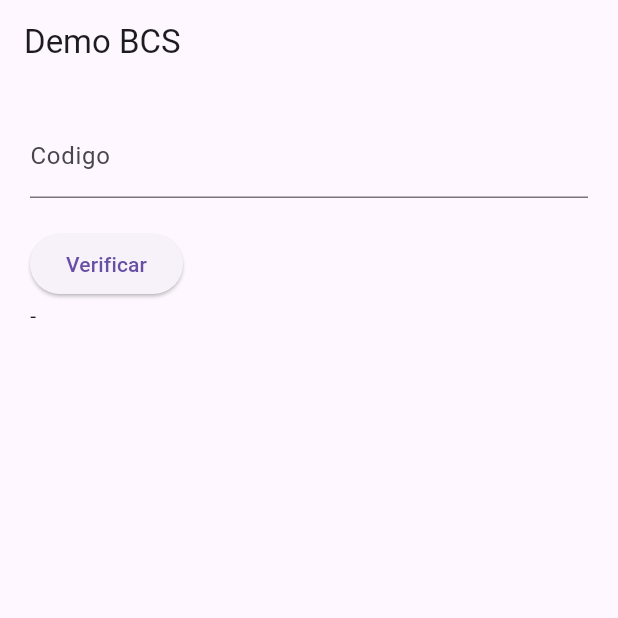
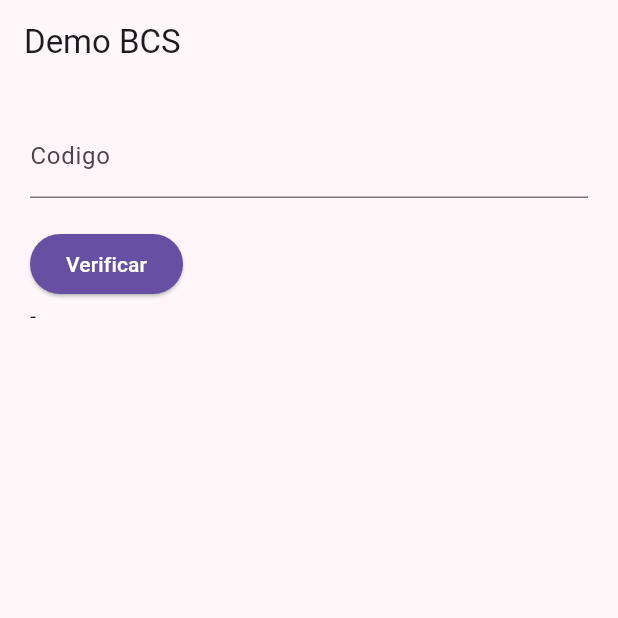
Before and after one commit to errobanet/bcs_flutter, a Flutter app: the screen it shows after launch, after a tap on "Verificar", on a phone screen of 412 x 824 dp, the top half of it. Run offline on Flutter 3.47's test engine with Material 3 defaults, Android fonts, the phone set to English and light mode, and no system bars; our stand-ins replace permission_handler.

Commit message:
Agregada funcion de Reintento manual. Soporte para colores.

```diff
--- a/lib/bcs_face_verify.dart
+++ b/lib/bcs_face_verify.dart
@@ -11,6 +11,15 @@ class BcsFaceVerify {
   Future<void> setUrlService(String url) async {
     await methodChannel.invokeMethod<String>('setUrlService', <String, dynamic>{'url': url});
   }
+
+  Future<void> setColors(Color primary, Color onPrimary) async {
+    await methodChannel.invokeMethod<String>('setColors', <String, dynamic>{'primary': colorToHex(primary), 'onPrimary':  colorToHex(onPrimary)});
+  }
+
+  String colorToHex(Color color) {
+    String hexColor = color.value.toRadixString(16).padLeft(8, '0');
+    return '#${hexColor.substring(2)}'; // Omite los dos primeros caracteres que corresponden al alfa
+  }
 }
 
 enum VerifyResult { DONE, CANCELED, PERMISSIONS_ERROR, CONNECTION_ERROR, TRANSACTION_NOT_FOUND }
--- a/lib/main.dart
+++ b/lib/main.dart
@@ -22,11 +22,27 @@ class _MyAppState extends State<MyApp> {
   @override
   void initState() {
     super.initState();
+    _initializePluginColors();
+  }
+
+  Future<void> _initializePluginColors() async {
+    // Obtener los colores del tema actual y se los paso al plugin.
+    Color primary = Theme.of(context).colorScheme.primary;
+    Color onPrimary = Theme.of(context).colorScheme.onPrimary;
+    await _bcsFaceVerifyPlugin.setColors(primary, onPrimary);
   }
 
   @override
   Widget build(BuildContext context) {
     return MaterialApp(
+        theme: ThemeData(
+        useMaterial3: true,
+        // Define the default brightness and colors.
+        colorScheme: ColorScheme.fromSeed(
+          seedColor: Colors.purple,
+          brightness: Brightness.light,
+          ),
+        ),
       home: Scaffold(
         appBar: AppBar(
           title: const Text('Demo BCS'),
@@ -45,6 +61,10 @@ class _MyAppState extends State<MyApp> {
               ),
               SizedBox(height: 20),
               ElevatedButton(
+                style: ElevatedButton.styleFrom(
+                  backgroundColor: Theme.of(context).colorScheme.primary,
+                  foregroundColor: Theme.of(context).colorScheme.onPrimary,
+              ),
                 onPressed: () => processVerifyAsync(_codeController.text ),
                 child: Text('Verificar'),
               ),
@@ -70,8 +90,8 @@ class _MyAppState extends State<MyApp> {
   }
 
   Future<VerifyResult> _verifyFace(String code) async {
-    //Con Ngrok es posible usar desde el celular el emulador en docker para las pruebas
-    //await _bcsFaceVerifyPlugin.setUrlService("https://674c-84-17-40-112.ngrok-free.app");
+    //Podemos establecer la URL al ambiente de desarrollo
+    await _bcsFaceVerifyPlugin.setUrlService("https://bas.develop.ex-cle.com");
     return _bcsFaceVerifyPlugin.faceVerify(code);
   }
 
```
Also changed, not shown: 4 other files.
